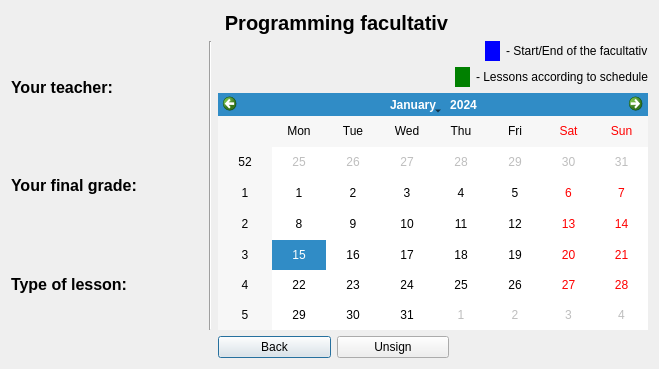
cry4alone/FacultativPRO, file Project_files/facultativschedulewindow.ui: the form before one commit.
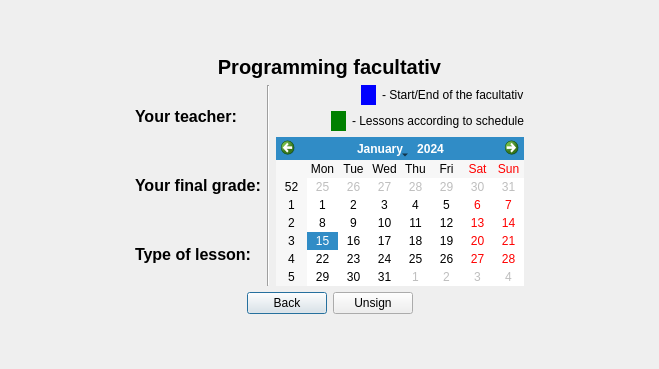
The form after the commit.

What changed in the file:
```diff
--- a/Project_files/facultativschedulewindow.ui
+++ b/Project_files/facultativschedulewindow.ui
@@ -17,24 +17,7 @@
    <string notr="true"/>
   </property>
   <layout class="QGridLayout" name="gridLayout">
-   <item row="0" column="4">
-    <widget class="QLabel" name="label_facultativ_name">
-     <property name="font">
-      <font>
-       <pointsize>15</pointsize>
-       <italic>false</italic>
-       <bold>true</bold>
-      </font>
-     </property>
-     <property name="text">
-      <string>Programming facultativ</string>
-     </property>
-     <property name="alignment">
-      <set>Qt::AlignCenter</set>
-     </property>
-    </widget>
-   </item>
-   <item row="1" column="0" colspan="2">
+   <item row="3" column="1" colspan="2">
     <layout class="QVBoxLayout" name="verticalLayout_2">
      <item>
       <widget class="QLabel" name="label_teacher">
@@ -77,8 +60,21 @@
      </item>
     </layout>
    </item>
-   <item row="2" column="1">
-    <spacer name="horizontalSpacer_2">
+   <item row="0" column="4">
+    <spacer name="verticalSpacer">
+     <property name="orientation">
+      <enum>Qt::Vertical</enum>
+     </property>
+     <property name="sizeHint" stdset="0">
+      <size>
+       <width>20</width>
+       <height>40</height>
+      </size>
+     </property>
+    </spacer>
+   </item>
+   <item row="3" column="0">
+    <spacer name="horizontalSpacer_5">
      <property name="orientation">
       <enum>Qt::Horizontal</enum>
      </property>
@@ -90,25 +86,74 @@
      </property>
     </spacer>
    </item>
-   <item row="2" column="3" colspan="2">
-    <layout class="QHBoxLayout" name="horizontalLayout_3">
+   <item row="1" column="1" colspan="8">
+    <layout class="QHBoxLayout" name="horizontalLayout_4">
      <item>
-      <widget class="QPushButton" name="backButton">
-       <property name="text">
-        <string>Back</string>
+      <spacer name="horizontalSpacer_7">
+       <property name="orientation">
+        <enum>Qt::Horizontal</enum>
        </property>
-      </widget>
+       <property name="sizeHint" stdset="0">
+        <size>
+         <width>40</width>
+         <height>20</height>
+        </size>
+       </property>
+      </spacer>
      </item>
      <item>
-      <widget class="QPushButton" name="unsignButton">
+      <widget class="QLabel" name="label_facultativ_name">
+       <property name="font">
+        <font>
+         <pointsize>15</pointsize>
+         <italic>false</italic>
+         <bold>true</bold>
+        </font>
+       </property>
        <property name="text">
-        <string>Unsign</string>
+        <string>Programming facultativ</string>
        </property>
+       <property name="alignment">
+        <set>Qt::AlignCenter</set>
+       </property>
       </widget>
      </item>
+     <item>
+      <spacer name="horizontalSpacer_8">
+       <property name="orientation">
+        <enum>Qt::Horizontal</enum>
+       </property>
+       <property name="sizeHint" stdset="0">
+        <size>
+         <width>40</width>
+         <height>20</height>
+        </size>
+       </property>
+      </spacer>
+     </item>
     </layout>
    </item>
-   <item row="1" column="3" colspan="3">
+   <item row="3" column="3">
+    <widget class="Line" name="line">
+     <property name="orientation">
+      <enum>Qt::Vertical</enum>
+     </property>
+    </widget>
+   </item>
+   <item row="3" column="9">
+    <spacer name="horizontalSpacer_6">
+     <property name="orientation">
+      <enum>Qt::Horizontal</enum>
+     </property>
+     <property name="sizeHint" stdset="0">
+      <size>
+       <width>40</width>
+       <height>20</height>
+      </size>
+     </property>
+    </spacer>
+   </item>
+   <item row="3" column="4" colspan="5">
     <layout class="QVBoxLayout" name="verticalLayout">
      <item>
       <layout class="QHBoxLayout" name="horizontalLayout">
@@ -195,26 +240,63 @@
      </item>
     </layout>
    </item>
-   <item row="2" column="5">
-    <spacer name="horizontalSpacer">
+   <item row="4" column="1" colspan="8">
+    <layout class="QHBoxLayout" name="horizontalLayout_3">
+     <item>
+      <spacer name="horizontalSpacer">
+       <property name="orientation">
+        <enum>Qt::Horizontal</enum>
+       </property>
+       <property name="sizeHint" stdset="0">
+        <size>
+         <width>40</width>
+         <height>20</height>
+        </size>
+       </property>
+      </spacer>
+     </item>
+     <item>
+      <widget class="QPushButton" name="backButton">
+       <property name="text">
+        <string>Back</string>
+       </property>
+      </widget>
+     </item>
+     <item>
+      <widget class="QPushButton" name="unsignButton">
+       <property name="text">
+        <string>Unsign</string>
+       </property>
+      </widget>
+     </item>
+     <item>
+      <spacer name="horizontalSpacer_2">
+       <property name="orientation">
+        <enum>Qt::Horizontal</enum>
+       </property>
+       <property name="sizeHint" stdset="0">
+        <size>
+         <width>40</width>
+         <height>20</height>
+        </size>
+       </property>
+      </spacer>
+     </item>
+    </layout>
+   </item>
+   <item row="5" column="1" colspan="2">
+    <spacer name="verticalSpacer_2">
      <property name="orientation">
-      <enum>Qt::Horizontal</enum>
+      <enum>Qt::Vertical</enum>
      </property>
      <property name="sizeHint" stdset="0">
       <size>
-       <width>193</width>
-       <height>20</height>
+       <width>20</width>
+       <height>40</height>
       </size>
      </property>
     </spacer>
    </item>
-   <item row="1" column="2">
-    <widget class="Line" name="line">
-     <property name="orientation">
-      <enum>Qt::Vertical</enum>
-     </property>
-    </widget>
-   </item>
   </layout>
  </widget>
  <resources/>
```
